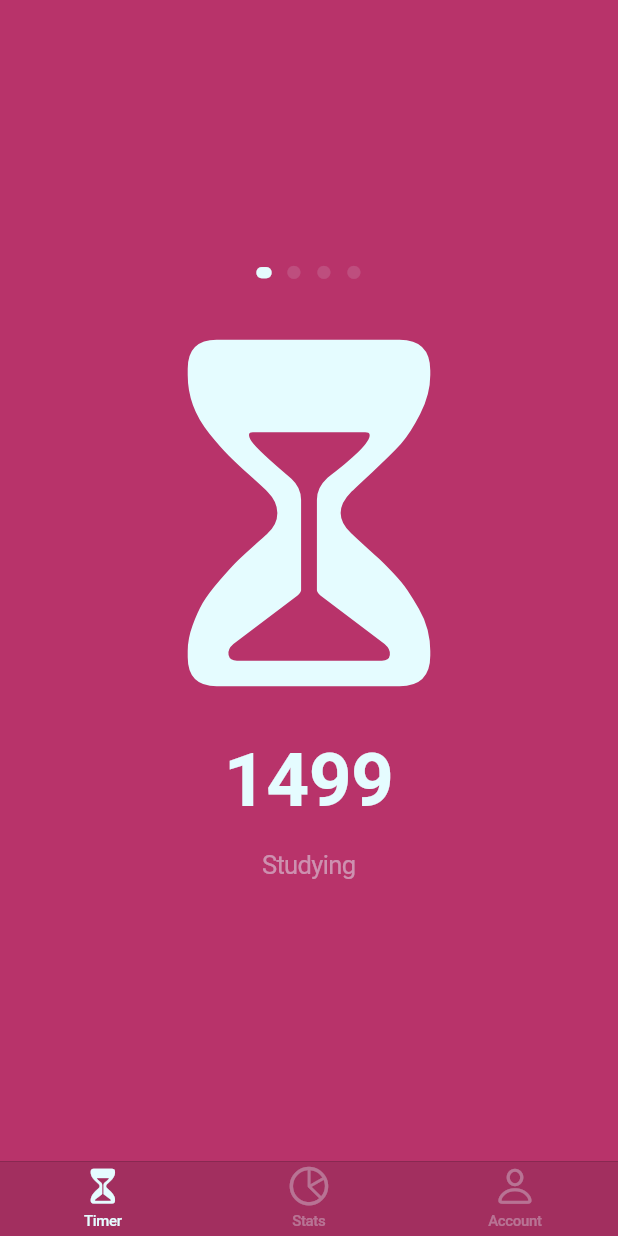
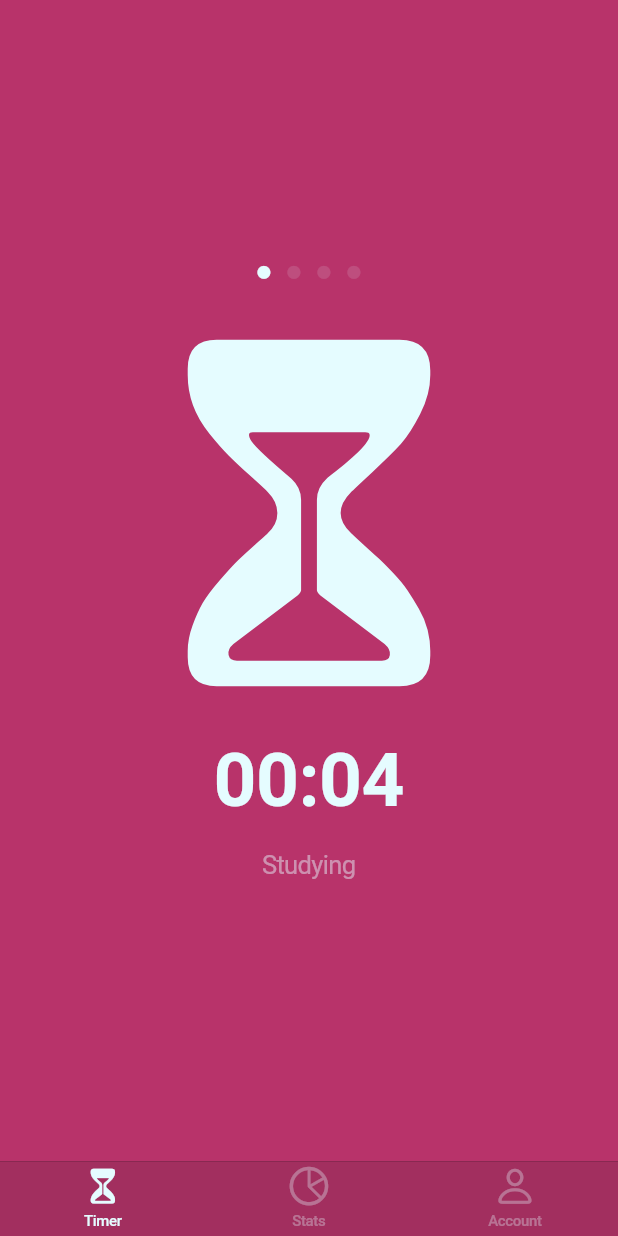
Before and after one commit to braiann/focus_timer, a Flutter app: the screen it shows after launch, after a tap on an icon or button, on a phone screen of 412 x 824 dp. Run offline on Flutter 3.47's test engine with Material 2 defaults, Android fonts, the light colour scheme and no system bars.

Commit message:
working local focus/break timer

```diff
--- a/lib/components/focus_segments_counter.dart
+++ b/lib/components/focus_segments_counter.dart
@@ -4,42 +4,53 @@ import 'package:focus_bits/constants.dart';
 class FocusSegmentsCounter extends StatelessWidget {
   const FocusSegmentsCounter({
     Key? key,
+    required this.currentPeriod,
   }) : super(key: key);
+
+  final int currentPeriod;
 
   @override
   Widget build(BuildContext context) {
     return Row(
       mainAxisAlignment: MainAxisAlignment.center,
-      children: const [
+      children: [
         Padding(
-          padding: EdgeInsets.all(5.0),
+          padding: const EdgeInsets.all(5.0),
           child: Icon(
-            CupertinoIcons.capsule_fill,
+            currentPeriod > 0
+                ? CupertinoIcons.capsule_fill
+                : CupertinoIcons.circle_fill,
             color: kPrimaryColor,
             size: 10,
           ),
         ),
         Padding(
-          padding: EdgeInsets.all(5.0),
+          padding: const EdgeInsets.all(5.0),
           child: Icon(
-            CupertinoIcons.circle_fill,
-            color: kPrimaryColor22,
+            currentPeriod > 2
+                ? CupertinoIcons.star_fill
+                : CupertinoIcons.circle_fill,
+            color: currentPeriod > 1 ? kPrimaryColor : kPrimaryColor22,
             size: 10,
           ),
         ),
         Padding(
-          padding: EdgeInsets.all(5.0),
+          padding: const EdgeInsets.all(5.0),
           child: Icon(
-            CupertinoIcons.circle_fill,
-            color: kPrimaryColor22,
+            currentPeriod > 4
+                ? CupertinoIcons.capsule_fill
+                : CupertinoIcons.circle_fill,
+            color: currentPeriod > 3 ? kPrimaryColor : kPrimaryColor22,
             size: 10,
           ),
         ),
         Padding(
-          padding: EdgeInsets.all(5.0),
+          padding: const EdgeInsets.all(5.0),
           child: Icon(
-            CupertinoIcons.circle_fill,
-            color: kPrimaryColor22,
+            currentPeriod > 6
+                ? CupertinoIcons.capsule_fill
+                : CupertinoIcons.circle_fill,
+            color: currentPeriod > 5 ? kPrimaryColor : kPrimaryColor22,
             size: 10,
           ),
         ),
--- a/lib/screens/home.dart
+++ b/lib/screens/home.dart
@@ -2,13 +2,13 @@ import 'package:flutter/cupertino.dart';
 import 'package:focus_bits/constants.dart';
 import 'package:focus_bits/screens/account.dart';
 import 'package:focus_bits/screens/stats.dart';
-import 'package:focus_bits/screens/timer.dart';
+import 'package:focus_bits/screens/timer_screen.dart';
 
 class Home extends StatelessWidget {
   Home({Key? key}) : super(key: key);
 
   final List<Widget> tabViews = [
-    TimerScreen(),
+    const TimerScreen(),
     const StatsScreen(),
     const AccountScreen(),
   ];
--- a/lib/screens/timer.dart
+++ /dev/null
@@ -1,83 +0,0 @@
-import 'dart:async';
-
-import 'package:flutter/cupertino.dart';
-import 'package:focus_bits/components/focus_segments_counter.dart';
-import 'package:focus_bits/constants.dart';
-import 'package:focus_bits/models/category.dart';
-import 'package:focus_bits/models/timer.dart';
-
-import 'change_category.dart';
-
-class TimerScreen extends StatefulWidget {
-  const TimerScreen({Key? key}) : super(key: key);
-
-  @override
-  State<TimerScreen> createState() => _TimerScreenState();
-}
-
-class _TimerScreenState extends State<TimerScreen> {
-  FocusPeriod? currentFocus;
-  Duration? timeLeft;
-  late Timer ticker;
-
-  @override
-  Widget build(BuildContext context) {
-    return CupertinoPageScaffold(
-      child: SafeArea(
-        child: Column(
-          mainAxisAlignment: MainAxisAlignment.center,
-          children: [
-            const FocusSegmentsCounter(),
-            GestureDetector(
-              onTap: () {
-                if (currentFocus == null) {
-                  setState(() {
-                    currentFocus = FocusPeriod(
-                      duration: const Duration(minutes: 25),
-                      category: Category(
-                        id: 1,
-                        name: 'Studying',
-                        color: const Color(0xFFFF7676),
-                        icon: CupertinoIcons.book_solid,
-                      ),
-                    );
-                  });
-                  timeLeft = currentFocus!.duration;
-                  ticker = Timer.periodic(const Duration(seconds: 1), (timer) {
-                    setState(() {
-                      timeLeft = timeLeft! - const Duration(seconds: 1);
-                    });
-                  });
-                } else {
-                  print('pause');
-                }
-              },
-              child: const Icon(
-                CupertinoIcons.hourglass,
-                size: 300,
-              ),
-            ),
-            Text(
-              timeLeft != null ? timeLeft!.inSeconds.toString() : '25:00',
-              style: kTimerCounterStyle,
-            ),
-            CupertinoButton(
-              child: const Text(
-                'Studying',
-                style: TextStyle(color: kPrimaryColor77),
-              ),
-              onPressed: () {
-                showCupertinoModalPopup(
-                  context: context,
-                  builder: (context) {
-                    return const ChangeCategoryMenu();
-                  },
-                );
-              },
-            ),
-          ],
-        ),
-      ),
-    );
-  }
-}
--- /dev/null
+++ b/lib/screens/timer_screen.dart
@@ -0,0 +1,113 @@
+import 'dart:async';
+
+import 'package:flutter/cupertino.dart';
+import 'package:focus_bits/components/focus_segments_counter.dart';
+import 'package:focus_bits/constants.dart';
+import 'package:focus_bits/models/category.dart';
+import 'package:focus_bits/models/timer.dart';
+import 'package:focus_bits/utils/get_duration_string.dart';
+
+import 'change_category.dart';
+
+class TimerScreen extends StatefulWidget {
+  const TimerScreen({Key? key}) : super(key: key);
+
+  @override
+  State<TimerScreen> createState() => _TimerScreenState();
+}
+
+class _TimerScreenState extends State<TimerScreen> {
+  FocusPeriod? currentFocus;
+  Duration? timeLeft = const Duration(seconds: 5);
+  late Timer ticker;
+  int currentPeriod = // 0, 2, 4, 6 are the four focus periods.
+      0; //1, 3, 5 are short breaks. 7 is a long break.
+
+  @override
+  Widget build(BuildContext context) {
+    return CupertinoPageScaffold(
+      child: SafeArea(
+        child: Column(
+          mainAxisAlignment: MainAxisAlignment.center,
+          children: [
+            FocusSegmentsCounter(currentPeriod: currentPeriod),
+            GestureDetector(
+              // Short tap means play/pause current timer.
+              onTap: () {
+                playPauseTimer();
+              },
+              child: const Icon(
+                CupertinoIcons.hourglass,
+                size: 300,
+              ),
+            ),
+            Text(
+              timeLeft != null ? getDurationString(timeLeft!) : '25:00',
+              style: kTimerCounterStyle,
+            ),
+            CupertinoButton(
+              child: const Text(
+                'Studying',
+                style: TextStyle(color: kPrimaryColor77),
+              ),
+              onPressed: () {
+                showCupertinoModalPopup(
+                  context: context,
+                  builder: (context) {
+                    return const ChangeCategoryMenu();
+                  },
+                );
+              },
+            ),
+          ],
+        ),
+      ),
+    );
+  }
+
+  void playPauseTimer() {
+    if (currentFocus == null) {
+      setState(() {
+        currentFocus = FocusPeriod(
+          duration: const Duration(seconds: 5),
+          category: Category(
+            id: 1,
+            name: 'Studying',
+            color: const Color(0xFFFF7676),
+            icon: CupertinoIcons.book_solid,
+          ),
+        );
+      });
+      timeLeft = currentFocus!.duration;
+      countDown();
+    } else {
+      if (ticker.isActive) {
+        ticker.cancel();
+      } else {
+        countDown();
+      }
+    }
+  }
+
+  void countDown() {
+    ticker = Timer.periodic(const Duration(seconds: 1), (timer) {
+      setState(() {
+        if (timeLeft!.inSeconds <= 0) {
+          timer.cancel();
+          print(currentPeriod);
+          currentPeriod = (currentPeriod + 1) % 7;
+          timeLeft = currentPeriod == 0 ||
+                  currentPeriod == 2 ||
+                  currentPeriod == 4 ||
+                  currentPeriod == 6
+              ? const Duration(seconds: 5) // Focus
+              : currentPeriod == 1 || currentPeriod == 3 || currentPeriod == 5
+                  ? const Duration(seconds: 2) // Short break
+                  : const Duration(seconds: 3); // Long break
+        } else {
+          timeLeft = timeLeft! - const Duration(seconds: 1);
+        }
+      });
+    });
+  }
+}
--- /dev/null
+++ b/lib/utils/get_duration_string.dart
@@ -0,0 +1,8 @@
+// Returns h:M:s formatted duration string.
+String getDurationString(Duration duration) {
+  String twoDigits(int n) => n.toString().padLeft(2, "0");
+  String twoDigitMinutes = twoDigits(duration.inMinutes.remainder(60));
+  String twoDigitSeconds = twoDigits(duration.inSeconds.remainder(60));
+  return (duration.inHours > 0 ? '${twoDigits(duration.inHours)}:' : '') +
+      '$twoDigitMinutes:$twoDigitSeconds';
+}
```
